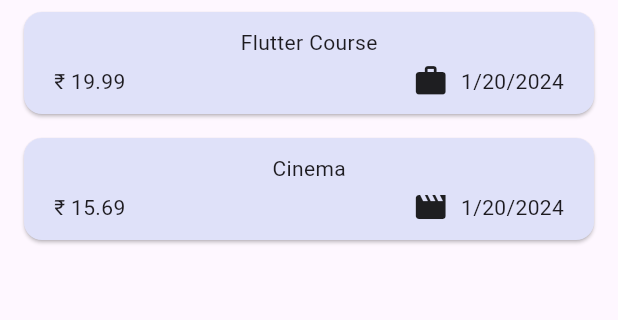
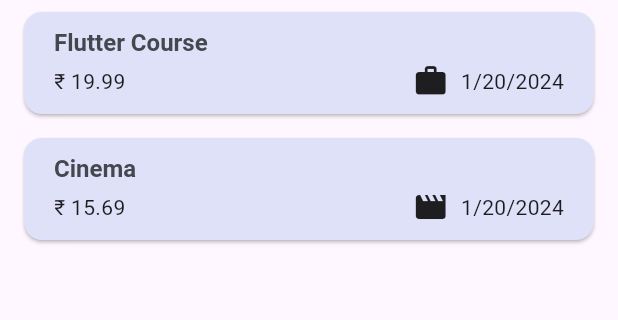
Before and after one commit to tsaransh/flutter.Expense-Tracker, a Flutter app: the screen it shows after launch, on a phone screen of 412 x 824 dp, the part 114-434 px from its top. Run offline on Flutter 3.47's test engine with Material 3 defaults, Android fonts, the phone set to English and light mode, and no system bars.

```diff
--- a/lib/widgets/expenses_widgets/expense_item.dart
+++ b/lib/widgets/expenses_widgets/expense_item.dart
@@ -12,8 +12,12 @@ class ExpenseItem extends StatelessWidget {
         child: Padding(
       padding: const EdgeInsets.symmetric(horizontal: 20, vertical: 10),
       child: Column(
+        crossAxisAlignment: CrossAxisAlignment.start,
         children: [
-          Text(expense.title),
+          Text(
+            expense.title,
+            style: Theme.of(context).textTheme.titleLarge,
+          ),
           const SizedBox(height: 4),
           Row(
             children: [
--- a/lib/widgets/expenses_widgets/expense_list.dart
+++ b/lib/widgets/expenses_widgets/expense_list.dart
@@ -16,6 +16,11 @@ class ExpenseList extends StatelessWidget {
         itemCount: expenseList.length,
         itemBuilder: (ctx, index) {
           return Dismissible(
+              background: Container(
+                color: Theme.of(context).colorScheme.error,
+                margin: EdgeInsets.symmetric(
+                    horizontal: Theme.of(context).cardTheme.margin!.horizontal),
+              ),
               onDismissed: (direction) {
                 onRemoveExpense(expenseList[index]);
               },
```
Also changed, not shown: lib/main.dart (+24 -1 lines).
